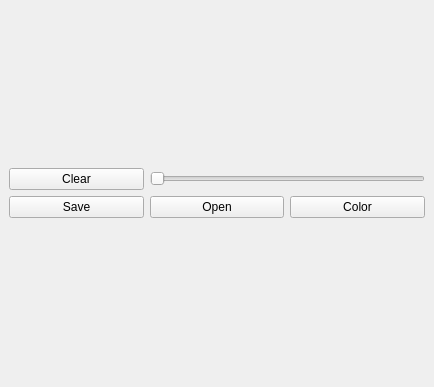
e1nfalt/misNotas, file misNotas/graphicform.ui: the form before one commit.
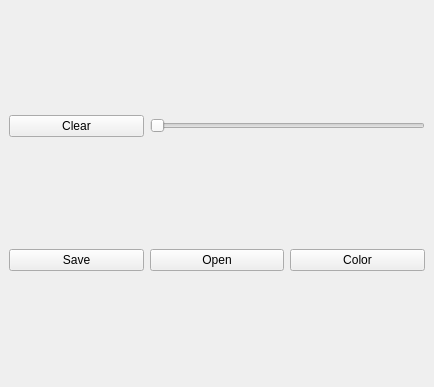
The form after the commit.

```diff
--- a/misNotas/graphicform.ui
+++ b/misNotas/graphicform.ui
@@ -14,7 +14,7 @@
    <string>MainWindow</string>
   </property>
   <widget class="QWidget" name="centralwidget">
-   <layout class="QVBoxLayout" name="verticalLayout">
+   <layout class="QHBoxLayout" name="horizontalLayout">
     <item>
      <layout class="QGridLayout" name="gridLayout_2">
       <item row="2" column="1">
```
